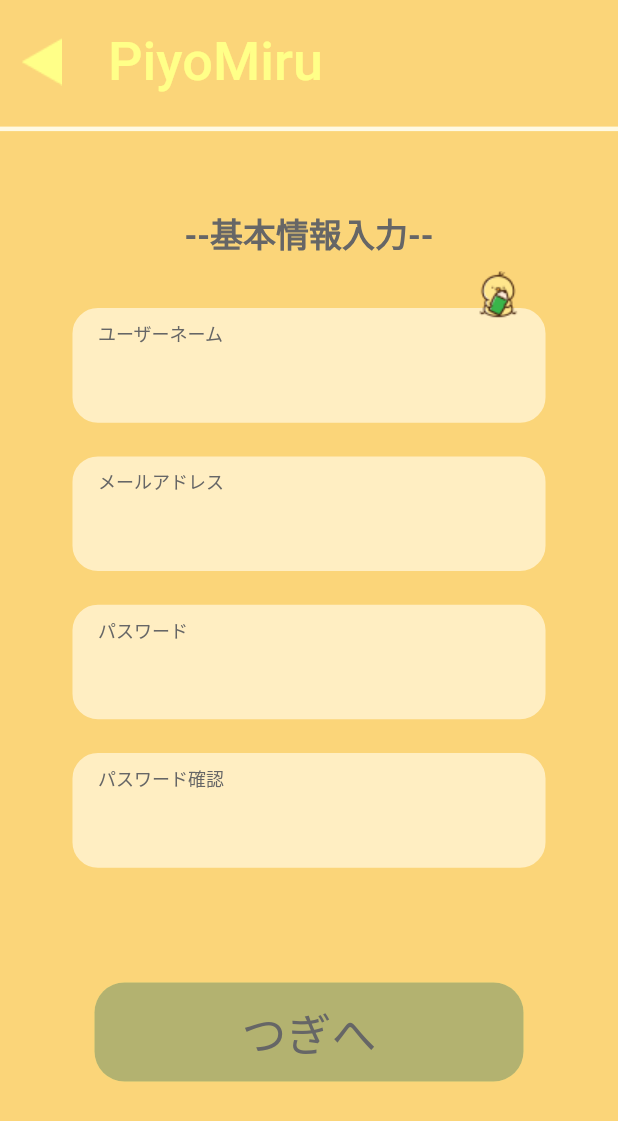
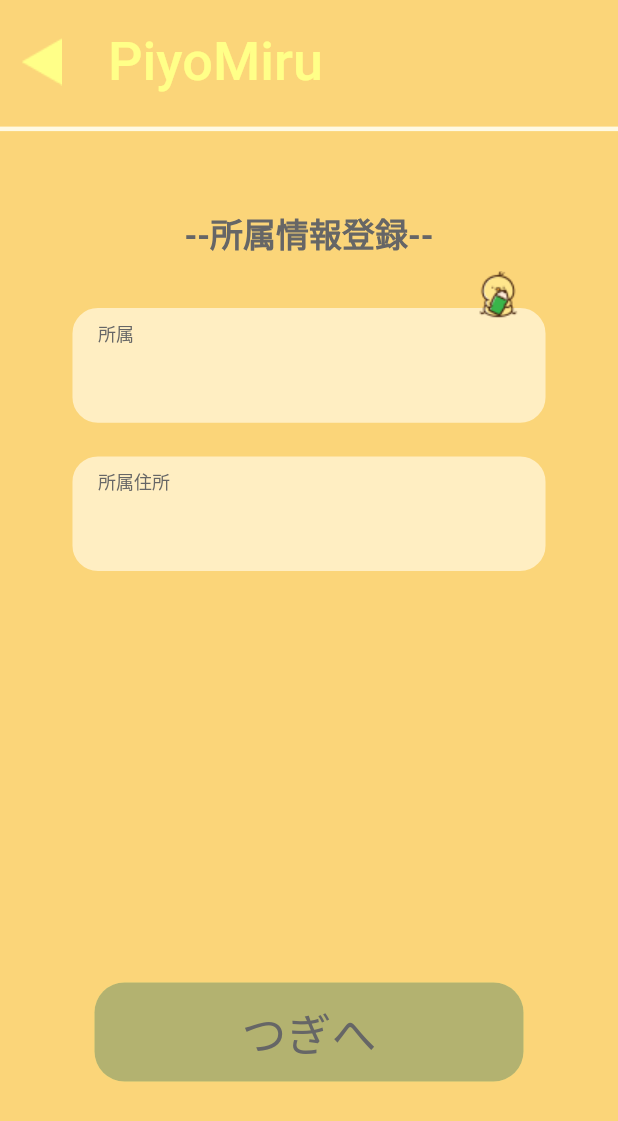
Before and after one commit to mosamosamosamosa/piypmiru_app, a Flutter app: the SignupScreen screen opened directly, on a phone screen of 412 x 824 dp. Shown: the top 1121 px of the screen. Run offline on Flutter 3.47's test engine with Material 2 defaults, Android fonts, the phone set to English and light mode, and no system bars; our stand-ins replace cookie_jar, dio, dio_cookie_manager, dotted_border, flutter_svg, go_router; Roboto replaces fonts that are missing (KiwiMaru-L, KiwiMaru-R).

Commit message:
🩹所属情報登録画面修正

```diff
--- a/lib/screens/signup/signup_screen.dart
+++ b/lib/screens/signup/signup_screen.dart
@@ -12,10 +12,8 @@ class SignupScreen extends StatefulWidget {
 }
 
 class _SignupScreen extends State<SignupScreen> {
-  bool pushN = false;
-  bool pushP = false;
-  bool pushM = false;
-  bool pushPConf = false;
+  bool pushAf = false;
+  bool pushAd = false;
 
   @override
   Widget build(BuildContext context) {
@@ -62,7 +60,7 @@ class _SignupScreen extends State<SignupScreen> {
                 children: [
                   SizedBox(height: deviceH * 1 / 16),
                   const Text(
-                    '--基本情報入力--',
+                    '--所属情報登録--',
                     style: TextStyle(
                       fontSize: 22,
                       fontWeight: FontWeight.bold,
@@ -71,7 +69,7 @@ class _SignupScreen extends State<SignupScreen> {
                   ),
                   SizedBox(height: deviceH * 0.037),
                   Stack(
-                    //ユーザーネーム入力ボックス
+                    //所属入力ボックス
                     clipBehavior: Clip.none,
                     children: [
                       Container(
@@ -99,11 +97,11 @@ class _SignupScreen extends State<SignupScreen> {
                           onChanged: (value) {
                             if (value.isNotEmpty) {
                               setState(() {
-                                pushN = true;
+                                pushAf = true;
                               });
                             } else {
                               setState(() {
-                                pushN = false;
+                                pushAf = false;
                               });
                             }
                           },
@@ -113,7 +111,7 @@ class _SignupScreen extends State<SignupScreen> {
                         top: 11,
                         left: 20,
                         child: Text(
-                          "ユーザーネーム",
+                          "所属",
                           style: TextStyle(
                               fontSize: 12,
                               color: kFontColor,
@@ -129,7 +127,7 @@ class _SignupScreen extends State<SignupScreen> {
                   ),
                   SizedBox(height: deviceH * 0.02),
                   Stack(
-                    //メールアドレス入力ボックス
+                    //所属住所入力ボックス
                     children: [
                       Container(
                         height: deviceH * 0.10,
@@ -157,11 +155,11 @@ class _SignupScreen extends State<SignupScreen> {
                             onChanged: (value) {
                               if (value.isNotEmpty) {
                                 setState(() {
-                                  pushM = true;
+                                  pushAd = true;
                                 });
                               } else {
                                 setState(() {
-                                  pushM = false;
+                                  pushAd = false;
                                 });
                               }
                             },
@@ -172,117 +170,7 @@ class _SignupScreen extends State<SignupScreen> {
                         top: 11,
                         left: 20,
                         child: Text(
-                          "メールアドレス",
-                          style: TextStyle(
-                              fontSize: 12,
-                              color: kFontColor,
-                              fontFamily: 'KiwiMaru-L'),
-                        ),
-                      ),
-                    ],
-                  ),
-                  SizedBox(height: deviceH * 0.02),
-                  Stack(
-                    //パスワード入力ボックス
-                    children: [
-                      Container(
-                        height: deviceH * 0.10,
-                        width: deviceW * 0.78,
-                        decoration: BoxDecoration(
-                          color: kInputColor,
-                          borderRadius: BorderRadius.circular(20),
-                          border:
-                              Border.all(width: 3, color: kSubBackgroundColor),
-                        ),
-                        child: Container(
-                          alignment: Alignment.bottomCenter,
-                          child: TextField(
-                            //controller: controllerN,
-                            obscureText: true,
-                            style: const TextStyle(
-                              fontSize: 24,
-                              color: kFontColor,
-                            ),
-                            cursorColor: kFontColor,
-                            decoration: const InputDecoration(
-                              contentPadding: EdgeInsets.only(left: 24),
-                              enabledBorder: InputBorder.none,
-                              focusedBorder: InputBorder.none,
-                            ),
-                            onChanged: (value) {
-                              if (value.isNotEmpty) {
-                                setState(() {
-                                  pushP = true;
-                                });
-                              } else {
-                                setState(() {
-                                  pushP = false;
-                                });
-                              }
-                            },
-                          ),
-                        ),
-                      ),
-                      const Positioned(
-                        top: 11,
-                        left: 20,
-                        child: Text(
-                          "パスワード",
-                          style: TextStyle(
-                              fontSize: 12,
-                              color: kFontColor,
-                              fontFamily: 'KiwiMaru-L'),
-                        ),
-                      ),
-                    ],
-                  ),
-                  SizedBox(height: deviceH * 0.02),
-                  Stack(
-                    //パスワード確認入力ボックス
-                    children: [
-                      Container(
-                        height: deviceH * 0.10,
-                        width: deviceW * 0.78,
-                        decoration: BoxDecoration(
-                          color: kInputColor,
-                          borderRadius: BorderRadius.circular(20),
-                          border:
-                              Border.all(width: 3, color: kSubBackgroundColor),
-                        ),
-                        child: Container(
-                          alignment: Alignment.bottomCenter,
-                          child: TextField(
-                            //controller: controllerN,
-                            obscureText: true,
-                            style: const TextStyle(
-                              fontSize: 24,
-                              color: kFontColor,
-                            ),
-                            cursorColor: kFontColor,
-                            decoration: const InputDecoration(
-                              contentPadding: EdgeInsets.only(left: 24),
-                              enabledBorder: InputBorder.none,
-                              focusedBorder: InputBorder.none,
-                            ),
-                            onChanged: (value) {
-                              if (value.isNotEmpty) {
-                                setState(() {
-                                  pushPConf = true;
-                                });
-                              } else {
-                                setState(() {
-                                  pushPConf = false;
-                                });
-                              }
-                            },
-                          ),
-                        ),
-                      ),
-                      const Positioned(
-                        top: 11,
-                        left: 20,
-                        child: Text(
-                          "パスワード確認",
+                          "所属住所",
                           style: TextStyle(
                               fontSize: 12,
                               color: kFontColor,
@@ -294,7 +182,7 @@ class _SignupScreen extends State<SignupScreen> {
                 ],
               ),
             ),
-            pushN && pushP && pushM && pushPConf
+            pushAf && pushAd
                 ? Positioned(
                     bottom: deviceH * 1 / 8,
                     left: 0,
@@ -308,7 +196,7 @@ class _SignupScreen extends State<SignupScreen> {
                           );
                         },
                         child: NomalButton(
-                          text: "ログイン",
+                          text: "つぎへ",
                           pushable: true,
                         )),
                   )
@@ -317,12 +205,7 @@ class _SignupScreen extends State<SignupScreen> {
                     left: 0,
                     right: 0,
                     child: GestureDetector(
-                        onTap: () {
-                          print("P=$pushP");
-                          print("N=$pushN");
-                          print("M=$pushM");
-                          print("Pconf=$pushPConf");
-                        },
+                        onTap: () {},
                         child: NomalButton(
                           text: "つぎへ",
                           pushable: false,
```
